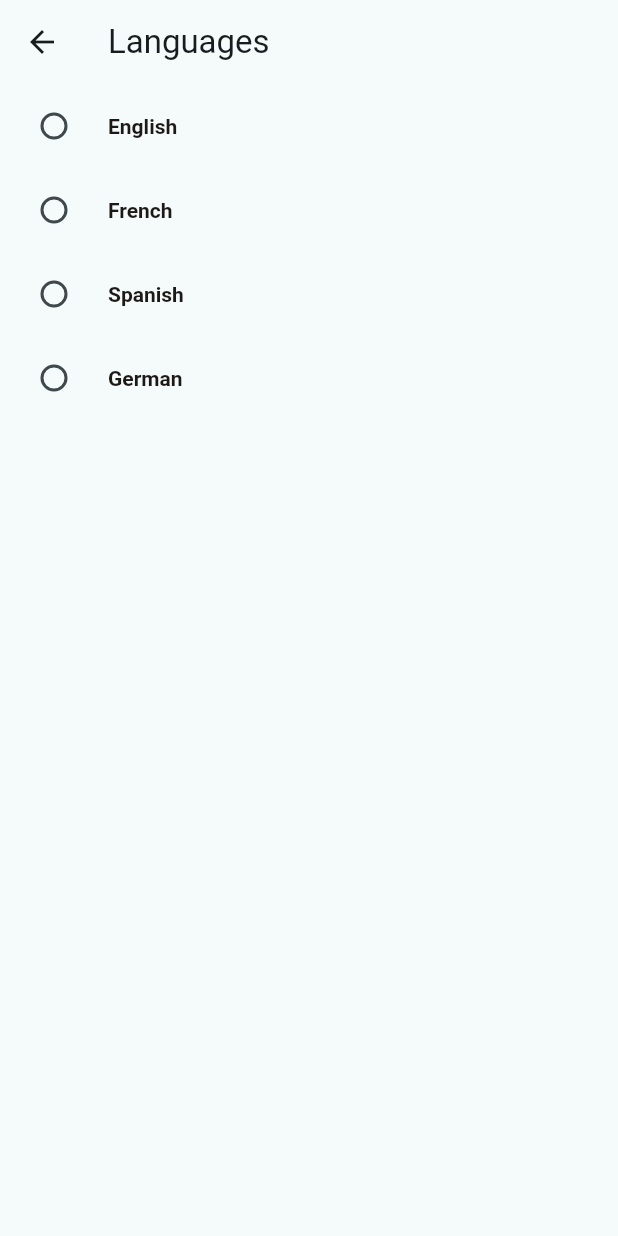
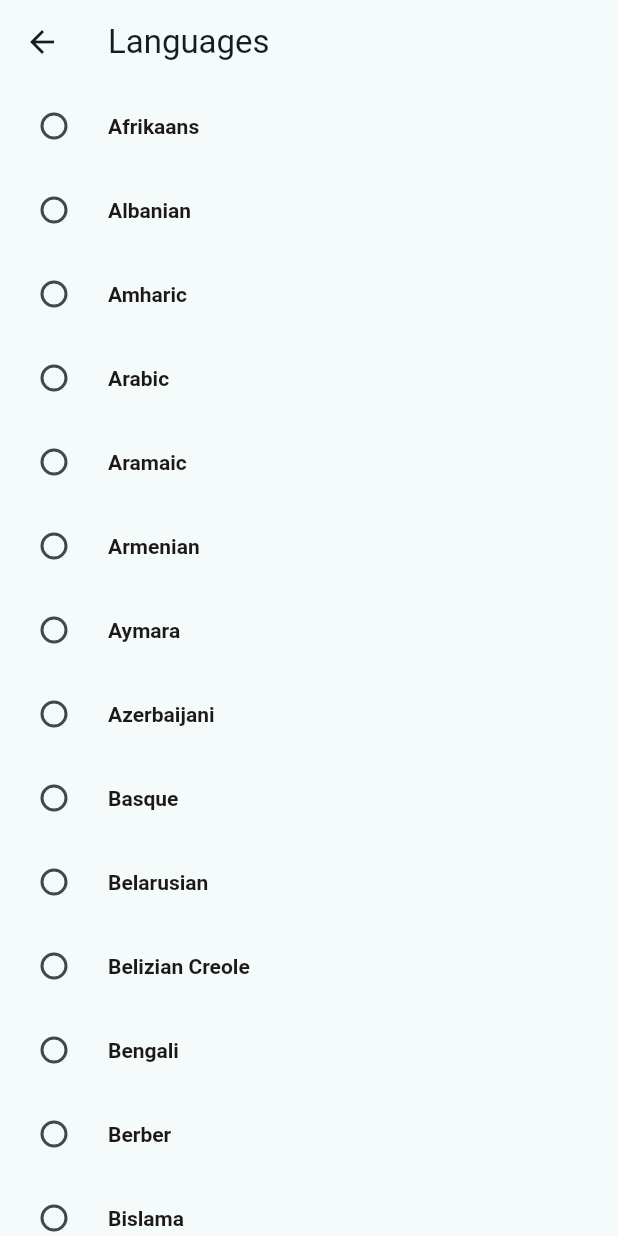
Before and after one commit to Detective-Khalifah/country_info_flutter, a Flutter app: the Languages screen opened directly, on a phone screen of 412 x 824 dp. Run offline on Flutter 3.47's test engine with Material 3 defaults, Android fonts, the phone set to English and light mode, and no system bars; our stand-ins replace flutter_riverpod, flutter_svg, google_fonts, shared_preferences, webview_flutter; accounts and stored records are empty; network calls fail; Roboto replaces fonts that are missing (Arimo).

Commit message:
Add a `filtersProvider` to query 'language' & 'region' (continent) endpoints. - Refactor api_service to enable querying /lang & /region endpoints aside the /all endpoint. - Enable filtering in `language` [ModalBottomSheet].

```diff
--- a/lib/providers/country_info_provider.dart
+++ b/lib/providers/country_info_provider.dart
@@ -7,13 +7,17 @@ final apiServiceProvider = Provider<ApiService>((ref) {
   return ApiService();
 });
 
-// [Future] provider for the list of countries
+/// [Future] provider for the list of countries
 final countriesProvider = FutureProvider<List<Country>>((ref) async {
+  ref.keepAlive(); // Keeps the fetched data alive across rebuilds and prevents infinite loop of API call?
   final apiService = ref.watch(apiServiceProvider);
-  return await apiService.fetchCountries();
+  final filters = ref.watch(filtersProvider);
+  return await apiService.fetchCountries(filters: filters);
 });
 
+final filtersProvider = StateProvider<Map<String, String?>>((ref) => {});
 final selectedContinentsProvider = StateProvider<List<Continent>>((ref) => []);
 final selectedLanguageProvider = StateProvider<String?>((ref) => null);
 final selectedTimezonesProvider = StateProvider<List<String>>((ref) => []);
+
 final imageIndexProvider = StateProvider<int>((ref) => 0);
--- a/lib/screens/countries_list_screen.dart
+++ b/lib/screens/countries_list_screen.dart
@@ -152,9 +152,6 @@ class _CountriesListScreenState extends ConsumerState<CountriesListScreen> {
                             context: context,
                             builder: (context) => Languages(),
                           );
-                          Navigator.of(context).push(MaterialPageRoute(
-                            builder: (context) => Languages(),
-                          ));
                         },
                         label: Text(
                           "EN",
--- a/lib/services/api_service.dart
+++ b/lib/services/api_service.dart
@@ -1,20 +1,45 @@
 import 'dart:convert';
 import 'package:country_info_flutter/models/country.dart';
+import 'package:flutter/foundation.dart' show kDebugMode;
 import 'package:http/http.dart' as webber;
 
 class ApiService {
-  final String baseUrl = 'https://restcountries.com/v3.1/all';
+  final String baseUrl = 'https://restcountries.com/v3.1';
 
-  Future<List<Country>> fetchCountries() async {
-    final url = Uri.parse(baseUrl);
+  Future<List<Country>> fetchCountries({Map<String, String?>? filters}) async {
+    String endpoint = "/all"; // Default to all countries
+    if (filters?["lang"] != null) {
+      if (kDebugMode) {
+        print("Language: ${filters?["lang"]}");
+      }
+      endpoint = "/lang/${filters?["lang"]}";
+    } else if (filters?["region"] != null) {
+      if (kDebugMode) {
+        print("Regions: ${filters?["region"]}");
+      }
+      endpoint = "/region/${filters?["region"]}";
+    }
+
+    if (kDebugMode) {
+      print("Endpoint: $endpoint");
+    }
+
+    final url = Uri.parse("$baseUrl$endpoint");
+    if (kDebugMode) {
+      print("url: $url");
+    }
     final response = await webber.get(url);
-    print(
-        "Status code: ${response.statusCode}\tHeaders${response.headers}.\nResponse: ${response.body}.");
+    if (kDebugMode) {
+      print(
+          "Status code: ${response.statusCode}\tHeaders${response.headers}.\nResponse: ${response.body}.");
+    }
 
     if (response.statusCode == 200) {
       final /*List<dynamic>*/ jsonData =
           (json.decode(response.body) as List).cast<Map<String, dynamic>>();
-      print("jsonData: $jsonData");
+      if (kDebugMode) {
+        print("jsonData: $jsonData");
+      }
       return jsonData.map<Country>((json) => Country.fromJson(json)).toList();
     } else {
       throw Exception('Failed to load countries');
--- a/lib/widgets/languages.dart
+++ b/lib/widgets/languages.dart
@@ -8,7 +8,163 @@ class Languages extends ConsumerWidget {
   @override
   Widget build(BuildContext context, WidgetRef ref) {
     // List of available languages
-    final availableLanguages = ["English", "French", "Spanish", "German"];
+    final availableLanguages = [
+      "Afrikaans",
+      "Albanian",
+      "Amharic",
+      "Arabic",
+      "Aramaic",
+      "Armenian",
+      "Aymara",
+      "Azerbaijani",
+      "Basque",
+      "Belarusian",
+      "Belizian Creole",
+      "Bengali",
+      "Berber",
+      "Bislama",
+      "Bosnian",
+      "Bulgarian",
+      "Burmese",
+      "Carolinian",
+      "Catalan",
+      "Chamorro",
+      "Chewa",
+      "Chibarwe",
+      "Chinese",
+      "Comorian",
+      "Cook Islands Māori",
+      "Croatian",
+      "Czech",
+      "Danish",
+      "Dari",
+      "Dzongkha",
+      "Dutch",
+      "English",
+      "Estonian",
+      "Faroese",
+      "Fijian",
+      "Fiji Hindi",
+      "Filipino",
+      "Finnish",
+      "French",
+      "Spanish",
+      "Galician",
+      "Georgian",
+      "German",
+      "Swiss German",
+      "Gilbertese",
+      "Greek",
+      "Greenlandic",
+      "Guaraní",
+      "Guernésiais",
+      "Haitian Creole",
+      "Hassaniya",
+      "Hebrew",
+      "Herero",
+      "Hindi",
+      "Hiri Motu",
+      "Hungarian",
+      "Icelandic",
+      "Indonesian",
+      "Irish",
+      "Italian",
+      "Jamaican Patois",
+      "Japanese",
+      "Jèrriais",
+      "Kalanga",
+      "Kazakh",
+      "Khmer",
+      "Khoisan",
+      "Khoekhoe",
+      "Kikongo",
+      "Kinyarwanda",
+      "Kirundi",
+      "Korean",
+      "Kwangali",
+      "Kyrgyz",
+      "Lao",
+      "Latin",
+      "Latvian",
+      "Lingala",
+      "Lithuanian",
+      "Lozi",
+      "Luxembourgish",
+      "Macedonian",
+      "Malagasy",
+      "Malay",
+      "Maldivian",
+      "Maltese",
+      "Manx",
+      "Māori",
+      "Marshallese",
+      "Mauritian Creole",
+      "Mongolian",
+      "Montenegrin",
+      "Nauru",
+      "Ndau",
+      "Nepali",
+      "New Zealand Sign Language",
+      "Northern Ndebele",
+      "Southern Ndebele",
+      "Ndonga",
+      "Niuean",
+      "Northern Sotho",
+      "Southern Sotho",
+      "Norfuk",
+      "Norwegian",
+      "Norwegian Bokmål",
+      "Norwegian Nynorsk",
+      "Palauan",
+      "Papiamento",
+      "Pashto",
+      "Persian (Farsi)",
+      "Polish",
+      "Portoguese",
+      "Quechua",
+      "Romanian",
+      "Romansh",
+      "Russian",
+      "Sami",
+      "Samoan",
+      "Sango",
+      "Serbian",
+      "Seychellois Creole",
+      "Shona",
+      "Sinhala",
+      "Slovak",
+      "Slovene",
+      "Somali",
+      "Sorani",
+      "Sotho",
+      "Spanish",
+      "Swahili",
+      "Swazi",
+      "Swedish",
+      "Tajik",
+      "Tamil",
+      "Tetum",
+      "Thai",
+      "Tigrinya",
+      "Tokelauan",
+      "Tok Pisin",
+      "Tongan",
+      "Tshiluba",
+      "Tsonga",
+      "Tswana",
+      "Turkish",
+      "Turkmen",
+      "Tuvaluan",
+      "Ukranian",
+      "Upper Guinea Creole",
+      "Urdu",
+      "Uzbek",
+      "Venda",
+      "Vietnamese",
+      "Xhosa",
+      "Zimbabwean Sign Language",
+      "Zulu"
+    ];
     final selectedLanguage = ref.watch(selectedLanguageProvider);
 
     return SafeArea(
@@ -26,6 +182,10 @@ class Languages extends ConsumerWidget {
               groupValue: selectedLanguage,
               onChanged: (value) {
                 ref.read(selectedLanguageProvider.notifier).state = value;
+                ref.invalidate(countriesProvider); // Clear previous data
+                ref.read(filtersProvider.notifier).state =
+                    ({"lang": language, "region": null});
+                ref.read(countriesProvider);
                 Navigator.of(context).pop();
               },
             );
```
